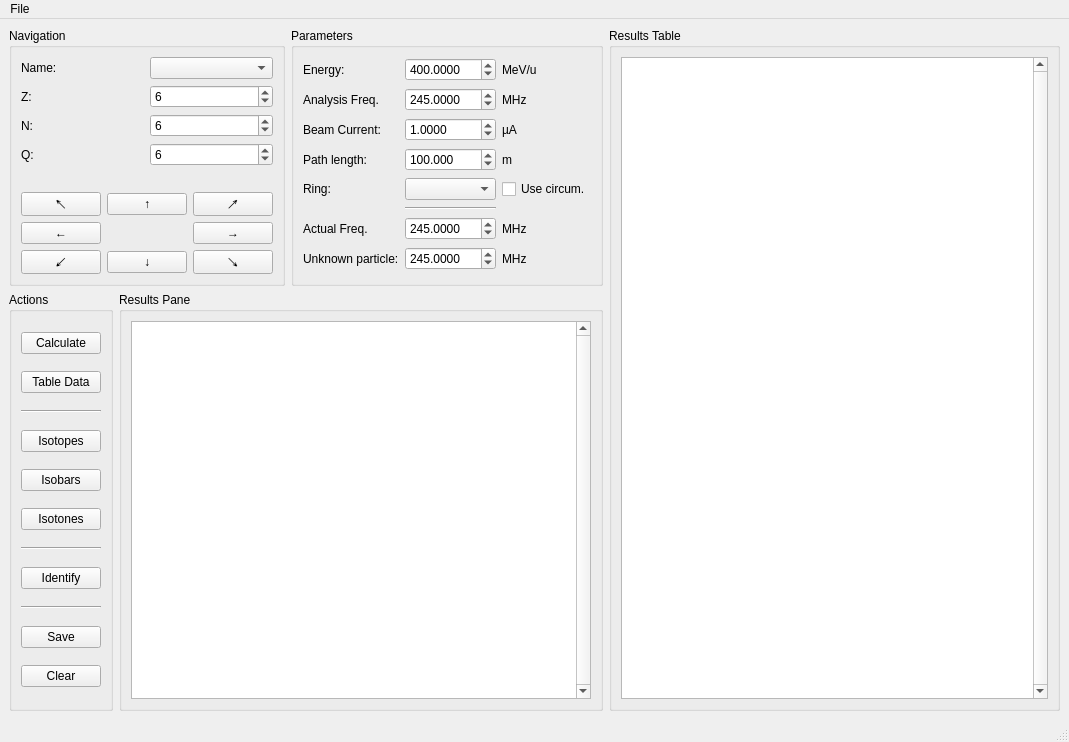
First picture: the form in rsrc/mainwindow.ui, repository xaratustrah/barion, before the edit.
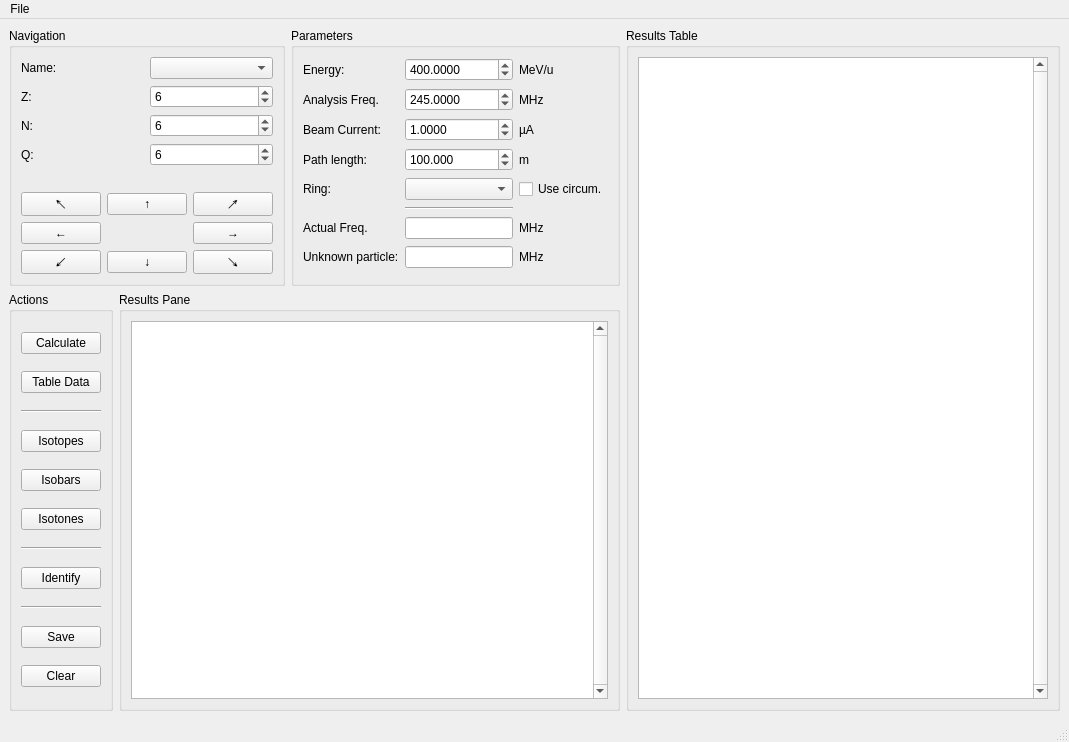
Second picture: the form after the edit.

```diff
--- a/rsrc/mainwindow.ui
+++ b/rsrc/mainwindow.ui
@@ -267,38 +267,6 @@
              </property>
             </widget>
            </item>
-           <item row="9" column="1">
-            <widget class="QDoubleSpinBox" name="doubleSpinBox_f_unknown">
-             <property name="decimals">
-              <number>4</number>
-             </property>
-             <property name="maximum">
-              <double>10000.000000000000000</double>
-             </property>
-             <property name="singleStep">
-              <double>0.000100000000000</double>
-             </property>
-             <property name="value">
-              <double>245.000000000000000</double>
-             </property>
-            </widget>
-           </item>
-           <item row="6" column="1">
-            <widget class="QDoubleSpinBox" name="doubleSpinBox_f_actual">
-             <property name="decimals">
-              <number>4</number>
-             </property>
-             <property name="maximum">
-              <double>10000.000000000000000</double>
-             </property>
-             <property name="singleStep">
-              <double>0.000100000000000</double>
-             </property>
-             <property name="value">
-              <double>245.000000000000000</double>
-             </property>
-            </widget>
-           </item>
            <item row="2" column="0">
             <widget class="QLabel" name="label_8">
              <property name="text">
@@ -382,6 +350,12 @@
              </property>
             </widget>
            </item>
+           <item row="6" column="1">
+            <widget class="QLineEdit" name="lineEdit_f_actual"/>
+           </item>
+           <item row="9" column="1">
+            <widget class="QLineEdit" name="lineEdit_f_unknown"/>
+           </item>
           </layout>
          </widget>
         </item>
```
Left out of the diff: 2 changed lines with no effect on the pictures.
